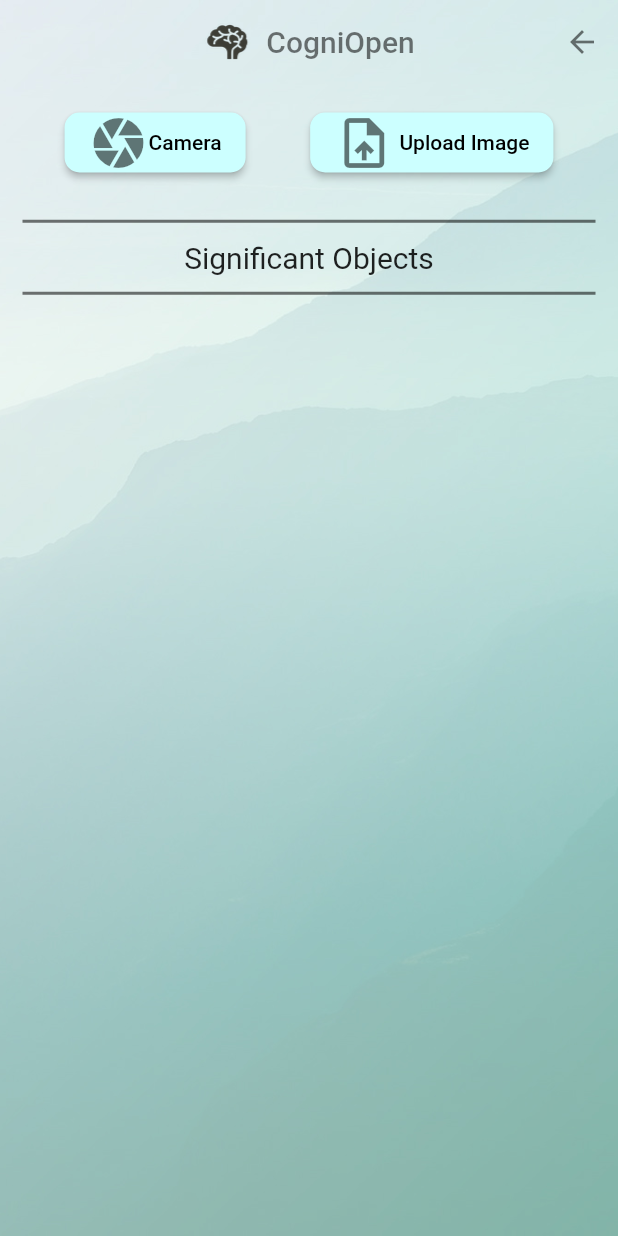
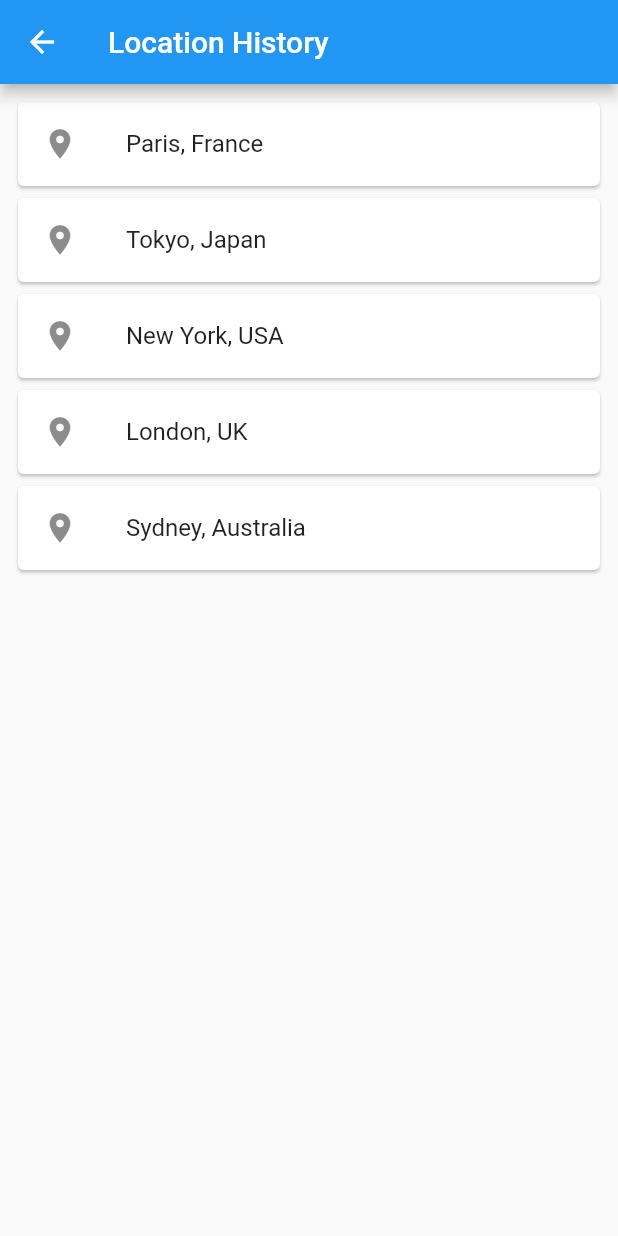
Before and after one commit to umgc/fall2023, a Flutter app: the HomeScreen screen opened by its route, after a tap on "Location", on a phone screen of 412 x 824 dp. Run offline on Flutter 3.47's test engine with Material 2 defaults, Android fonts, the phone set to English and light mode, and no system bars; our stand-ins replace avatar_glow, camera, chewie, flutter_dotenv, flutter_speed_dial, flutter_tts and 10 more; missing offline and left inert: aws_client, aws_rekognition_api, aws_s3_api, aws_transcribe_api, dart_openai, external_path and 3 more; accounts and stored records are empty.

Commit message:
Add location History page with dummy table data

```diff
--- a/cogniopenapp/lib/ui/homeScreen.dart
+++ b/cogniopenapp/lib/ui/homeScreen.dart
@@ -6,6 +6,7 @@ import 'package:cogniopenapp/ui/audioScreen.dart';
 import 'package:cogniopenapp/ui/galleryScreen.dart';
 import 'package:cogniopenapp/ui/profileScreen.dart';
 import 'package:cogniopenapp/ui/tourScreen.dart';
+import 'package:cogniopenapp/ui/locationHistoryScreen.dart';
 
 import 'package:cogniopenapp/src/camera_manager.dart';
 import 'package:cogniopenapp/src/utils/ui_utils.dart';
@@ -149,7 +150,7 @@ class HomeScreen extends StatelessWidget {
                       icon: Icon(Icons.location_history,
                           size: iconSize, color: Colors.black54),
                       text: 'Location',
-                      screen: SignificantObjectScreen(),
+                      screen: LocationHistoryScreen(),
                       keyName: "LocationObjectButtonKey",
                     ),
                     _buildElevatedButton(
--- /dev/null
+++ b/cogniopenapp/lib/ui/locationHistoryScreen.dart
@@ -0,0 +1,40 @@
+import 'package:flutter/material.dart';
+
+class LocationHistoryScreen extends StatefulWidget {
+  @override
+  _LocationHistoryScreenState createState() => _LocationHistoryScreenState();
+}
+
+class _LocationHistoryScreenState extends State<LocationHistoryScreen> {
+  // Dummy data for locations. Replace this with your actual location data.
+  final List<String> locations = [
+    "Paris, France",
+    "Tokyo, Japan",
+    "New York, USA",
+    "London, UK",
+    "Sydney, Australia"
+  ];
+
+  @override
+  Widget build(BuildContext context) {
+    return Scaffold(
+      appBar: AppBar(
+        title: Text("Location History"),
+      ),
+      body: Padding(
+        padding: const EdgeInsets.all(8.0),
+        child: ListView.builder(
+          itemCount: locations.length,
+          itemBuilder: (context, index) {
+            return Card(
+              child: ListTile(
+                leading: Icon(Icons.location_on),
+                title: Text(locations[index]),
+              ),
+            );
+          },
+        ),
+      ),
+    );
+  }
+}
```
Also changed, not shown: cogniopenapp/pubspec.yaml (+7 -0 lines).
